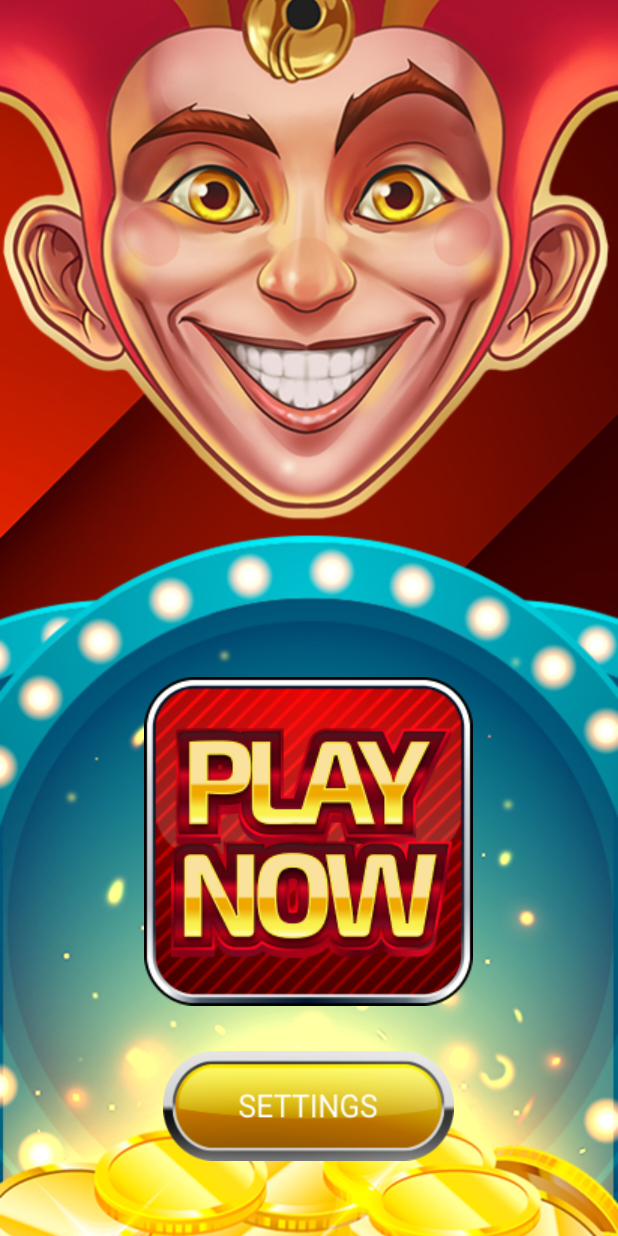
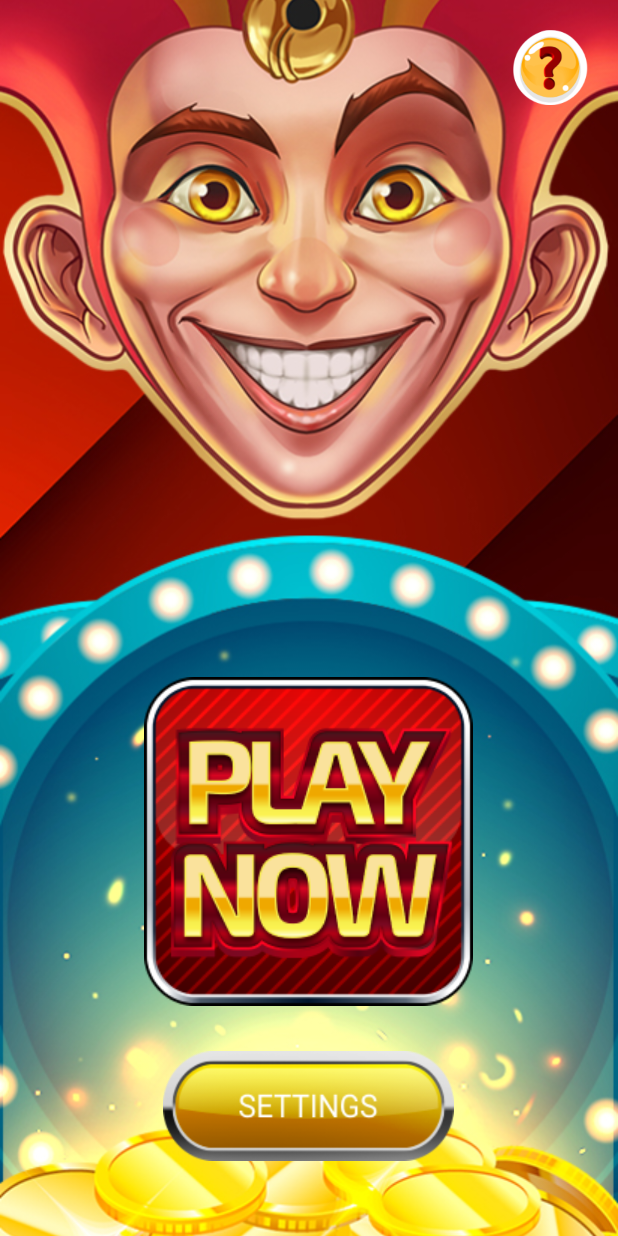
Before and after one commit to mixonko/Joker-Tic-Toe, an Android app: the screen it shows after launch (MenuActivity), on a phone screen of 412 x 824 dp. Run offline under Robolectric (Android 15) with nearby library versions, the phone set to English and light mode, and no system bars.

Commit message:
webView, you win

```diff
--- a/app/src/main/AndroidManifest.xml
+++ b/app/src/main/AndroidManifest.xml
@@ -1,6 +1,8 @@
 <?xml version="1.0" encoding="utf-8"?>
 <manifest xmlns:android="http://schemas.android.com/apk/res/android"
     package="com.game.joker.tic.toe">
+
+    <uses-permission android:name="android.permission.INTERNET" />
 
     <application
         android:allowBackup="true"
@@ -20,6 +22,8 @@
         </activity>
         <activity android:name=".view.GameActivity"
             android:screenOrientation="portrait"/>
+        <activity android:name=".view.WebViewActivity"
+            android:screenOrientation="portrait"/>
     </application>
 
 </manifest>
--- a/app/src/main/java/com/game/joker/tic/toe/contract/GameContract.kt
+++ b/app/src/main/java/com/game/joker/tic/toe/contract/GameContract.kt
@@ -7,6 +7,9 @@ interface GameContract {
     fun setImageFirstPlayer(imageView: ImageView)
     fun setImageSecondPlayer(imageView: ImageView)
     fun setDisabled(imageView: ImageView)
-    fun showWinner()
+    fun showWinnerFirstPlayer()
+    fun showWinnerSecondPlayer()
+    fun showYouWin()
+    fun hideImageView()
     fun setAllDisabled()
 }
--- a/app/src/main/java/com/game/joker/tic/toe/contract/MenuContract.kt
+++ b/app/src/main/java/com/game/joker/tic/toe/contract/MenuContract.kt
@@ -3,5 +3,5 @@ package com.game.joker.tic.toe.contract
 interface MenuContract {
     fun startGameActivity()
     fun startSettings()
-    fun startwebView()
+    fun startWebViewActivity()
 }
--- a/app/src/main/java/com/game/joker/tic/toe/presenter/MenuPresenter.kt
+++ b/app/src/main/java/com/game/joker/tic/toe/presenter/MenuPresenter.kt
@@ -10,4 +10,8 @@ class MenuPresenter(private val view : MenuActivity) {
     fun onSettingsClick() {
         view.startSettings()
     }
+
+    fun onWebViewClick() {
+        view.startWebViewActivity()
+    }
 }
--- a/app/src/main/java/com/game/joker/tic/toe/view/MenuActivity.kt
+++ b/app/src/main/java/com/game/joker/tic/toe/view/MenuActivity.kt
@@ -4,6 +4,7 @@ import android.content.Intent
 import androidx.appcompat.app.AppCompatActivity
 import android.os.Bundle
 import android.widget.ImageView
+import android.widget.Toast
 import com.game.joker.tic.toe.R
 import com.game.joker.tic.toe.contract.MenuContract
 import com.game.joker.tic.toe.presenter.MenuPresenter
@@ -13,6 +14,7 @@ class MenuActivity : AppCompatActivity(), MenuContract {
     private lateinit var presenter: MenuPresenter
     private lateinit var play: ImageView
     private lateinit var settings: ImageView
+    private lateinit var webView: ImageView
 
     override fun onCreate(savedInstanceState: Bundle?) {
         super.onCreate(savedInstanceState)
@@ -31,11 +33,15 @@ class MenuActivity : AppCompatActivity(), MenuContract {
         settings.setOnClickListener {
             presenter.onSettingsClick()
         }
+        webView.setOnClickListener {
+            presenter.onWebViewClick()
+        }
     }
 
     fun init(){
         play = findViewById(R.id.playButton)
         settings = findViewById(R.id.settingsButton)
+        webView = findViewById(R.id.web_view_button)
     }
 
     override fun startGameActivity() {
@@ -43,10 +49,11 @@ class MenuActivity : AppCompatActivity(), MenuContract {
     }
 
     override fun startSettings() {
-
+        Toast.makeText(this, "Settings", Toast.LENGTH_SHORT).show()
     }
 
-    override fun startwebView() {
-        TODO("not implemented") //To change body of created functions use File | Settings | File Templates.
+    override fun startWebViewActivity() {
+        startActivity(Intent(this, WebViewActivity::class.java))
     }
+
 }
--- a/app/src/main/res/layout/activity_menu.xml
+++ b/app/src/main/res/layout/activity_menu.xml
@@ -12,13 +12,13 @@
         android:src="@drawable/bg_menu_image"
         android:scaleType="centerCrop"/>
 
-<!--    <ImageView-->
-<!--        android:id="@+id/web_view_button"-->
-<!--        android:layout_width="50dp"-->
-<!--        android:layout_height="50dp"-->
-<!--        android:layout_gravity="right"-->
-<!--        android:layout_margin="20dp"-->
-<!--        android:background="@drawable/start_web_view" />-->
+    <ImageView
+        android:id="@+id/web_view_button"
+        android:layout_width="50dp"
+        android:layout_height="50dp"
+        android:layout_gravity="right"
+        android:layout_margin="20dp"
+        android:background="@drawable/web_view_image" />
 
     <LinearLayout
         android:layout_width="match_parent"
--- /dev/null
+++ b/app/src/main/res/layout/activity_web_view.xml
@@ -0,0 +1,6 @@
+<?xml version="1.0" encoding="utf-8"?>
+<WebView
+    android:id="@+id/web_view"
+    xmlns:android="http://schemas.android.com/apk/res/android"
+    android:layout_width="match_parent"
+    android:layout_height="match_parent"/>
```
Also changed, not shown: app/src/main/java/com/game/joker/tic/toe/presenter/GamePresenter.kt (+22 -13 lines), app/src/main/java/com/game/joker/tic/toe/util/MyWebViewClient.kt (added, +19 -0 lines), app/src/main/java/com/game/joker/tic/toe/view/GameActivity.kt (+26 -1 lines), app/src/main/java/com/game/joker/tic/toe/view/WebViewActivity.kt (added, +19 -0 lines), app/src/main/res/layout/activity_game.xml (+12 -4 lines), app/src/main/res/drawable/web_view_image.png (added), app/src/main/res/drawable/you_win.png (added).
